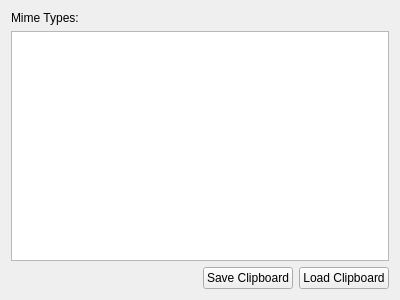
maxim-pervushin/Clipboard, file Clipboard/mainwindow.ui: the form before one commit.
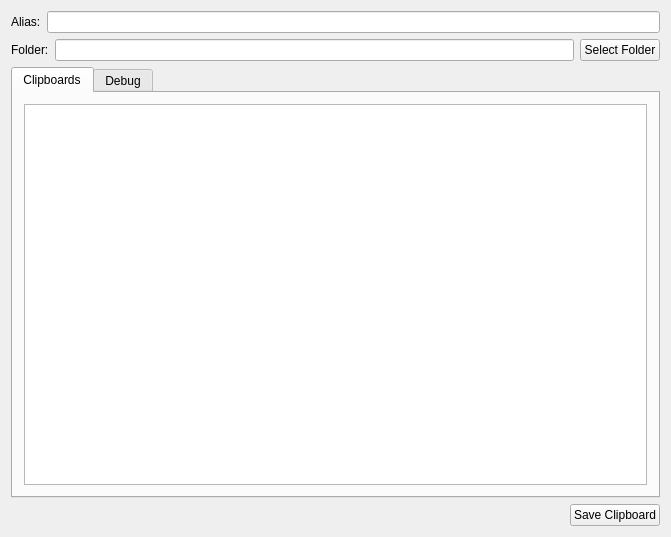
The form after the commit.

The edit to the form file:
```diff
--- a/Clipboard/mainwindow.ui
+++ b/Clipboard/mainwindow.ui
@@ -6,25 +6,87 @@
    <rect>
     <x>0</x>
     <y>0</y>
-    <width>400</width>
-    <height>300</height>
+    <width>671</width>
+    <height>537</height>
    </rect>
   </property>
   <property name="windowTitle">
    <string>Hullo</string>
   </property>
   <widget class="QWidget" name="centralWidget">
-   <layout class="QVBoxLayout" name="verticalLayout">
+   <layout class="QVBoxLayout" name="verticalLayout_3">
     <item>
-     <widget class="QLabel" name="label">
-      <property name="text">
-       <string>Mime Types:</string>
+     <layout class="QHBoxLayout" name="horizontalLayout_3">
+      <item>
+       <widget class="QLabel" name="label_3">
+        <property name="text">
+         <string>Alias:</string>
+        </property>
+       </widget>
+      </item>
+      <item>
+       <widget class="QLineEdit" name="aliasEdit"/>
+      </item>
+     </layout>
+    </item>
+    <item>
+     <layout class="QHBoxLayout" name="horizontalLayout_2">
+      <item>
+       <widget class="QLabel" name="label_2">
+        <property name="text">
+         <string>Folder:</string>
+        </property>
+       </widget>
+      </item>
+      <item>
+       <widget class="QLineEdit" name="folderEdit"/>
+      </item>
+      <item>
+       <widget class="QPushButton" name="selectFolderButton">
+        <property name="text">
+         <string>Select Folder</string>
+        </property>
+        <property name="flat">
+         <bool>false</bool>
+        </property>
+       </widget>
+      </item>
+     </layout>
+    </item>
+    <item>
+     <widget class="QTabWidget" name="tabWidget">
+      <property name="currentIndex">
+       <number>0</number>
       </property>
+      <widget class="QWidget" name="tabContents">
+       <attribute name="title">
+        <string>Clipboards</string>
+       </attribute>
+       <layout class="QVBoxLayout" name="verticalLayout_2">
+        <item>
+         <widget class="QListWidget" name="contentsListWidget"/>
+        </item>
+       </layout>
+      </widget>
+      <widget class="QWidget" name="tabDebug">
+       <attribute name="title">
+        <string>Debug</string>
+       </attribute>
+       <layout class="QVBoxLayout" name="verticalLayout">
+        <item>
+         <widget class="QLabel" name="label">
+          <property name="text">
+           <string>Mime Types:</string>
+          </property>
+         </widget>
+        </item>
+        <item>
+         <widget class="QListWidget" name="listWidget"/>
+        </item>
+       </layout>
+      </widget>
      </widget>
     </item>
-    <item>
-     <widget class="QListWidget" name="listWidget"/>
-    </item>
     <item>
      <layout class="QHBoxLayout" name="horizontalLayout">
       <item>
@@ -47,13 +109,6 @@
         </property>
        </widget>
       </item>
-      <item>
-       <widget class="QPushButton" name="loadClipboardButton">
-        <property name="text">
-         <string>Load Clipboard</string>
-        </property>
-       </widget>
-      </item>
      </layout>
     </item>
    </layout>
```
